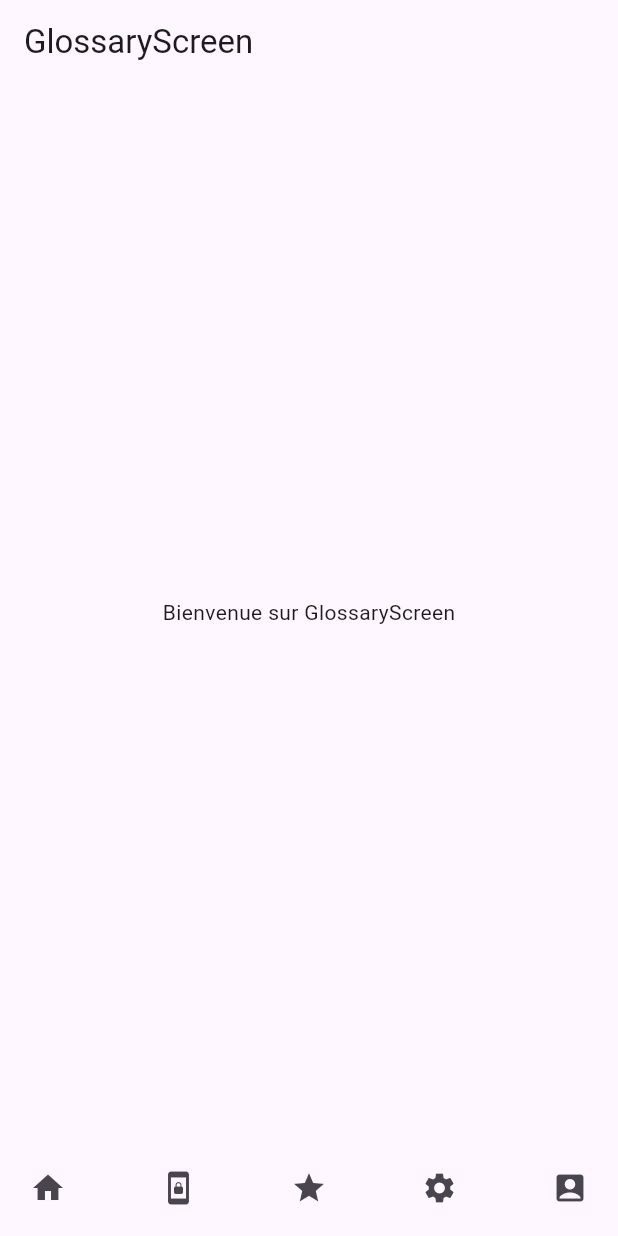
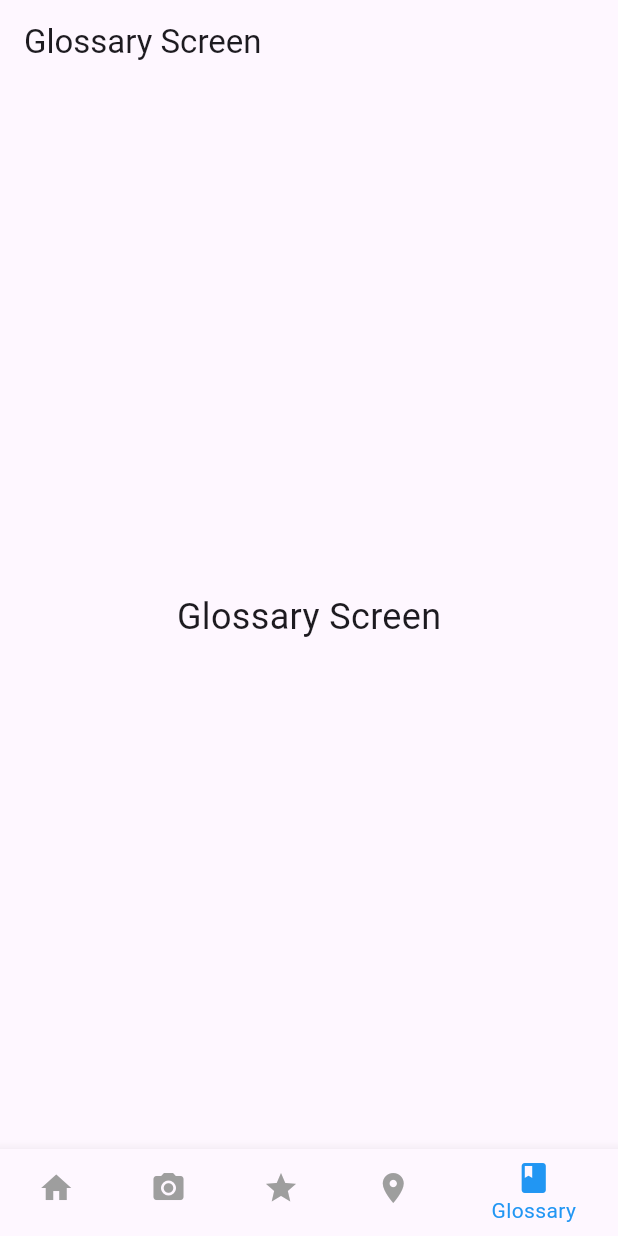
Before and after one commit to WassimKeddache/polyhx2025, a Flutter app: the screen it shows after launch, item 5 of the bottom bar chosen, on a phone screen of 412 x 824 dp. Run offline on Flutter 3.47's test engine with Material 3 defaults, Android fonts, the phone set to English and light mode, and no system bars; our stand-ins replace camera, permission_handler.

Commit message:
screen identification

```diff
--- a/fishnet/lib/main.dart
+++ b/fishnet/lib/main.dart
@@ -1,5 +1,5 @@
 import 'package:flutter/material.dart';
-import 'screens/home_screen.dart'; // Assurez-vous d'importer le HomeScreen
+import 'screens/home_screen.dart';
 
 void main() {
   runApp(MyApp());
@@ -13,7 +13,7 @@ class MyApp extends StatelessWidget {
       theme: ThemeData(
         primarySwatch: Colors.blue,
       ),
-      home: HomeScreen(), // Définir le HomeScreen comme page d'accueil
+      home: HomeScreen(),
     );
   }
 }
--- a/fishnet/lib/screens/glossary_screen.dart
+++ b/fishnet/lib/screens/glossary_screen.dart
@@ -1,11 +1,29 @@
 import 'package:flutter/material.dart';
+import '../widget/bottom_nav_bar.dart';
 
-class GlossaryScreen extends StatelessWidget {
+class GlossaryScreen extends StatefulWidget {
+  @override
+  _GlossaryScreenState createState() => _GlossaryScreenState();
+}
+
+class _GlossaryScreenState extends State<GlossaryScreen> {
+  String _glossaryText = "Glossary Screen";
+
   @override
   Widget build(BuildContext context) {
     return Scaffold(
-      appBar: AppBar(title: Text('GlossaryScreen')),
-      body: Center(child: Text('Bienvenue sur GlossaryScreen')),
+      appBar: AppBar(
+        title: Text('Glossary Screen'),
+      ),
+      body: Center(
+        child: Text(
+          _glossaryText,
+          style: TextStyle(fontSize: 24),
+        ),
+      ),
+      bottomNavigationBar: BottomNavBar(
+        selectedIndex: 4,
+      ),
     );
   }
 }
--- a/fishnet/lib/screens/home_screen.dart
+++ b/fishnet/lib/screens/home_screen.dart
@@ -1,8 +1,9 @@
 import 'package:flutter/material.dart';
+import 'identification_screen.dart';
 import 'fishbag_screen.dart';
 import 'glossary_screen.dart';
-import 'identification_screen.dart';
 import 'location_screen.dart';
+import '../widget/bottom_nav_bar.dart';
 
 class HomeScreen extends StatefulWidget {
   @override
@@ -10,65 +11,11 @@ class HomeScreen extends StatefulWidget {
 }
 
 class _HomeScreenState extends State<HomeScreen> {
-  int _selectedIndex = 0;
-
-  // Liste des écrans à afficher
-  static List<Widget> _screens = [
-    HomePage(),          // HomeScreen comme premier écran
-    IdentificationScreen(),
-    FishBagScreen(),
-    LocationScreen(),
-    GlossaryScreen(),
-  ];
-
-  void _onItemTapped(int index) {
-    setState(() {
-      _selectedIndex = index;
-    });
-  }
-
-  @override
-  Widget build(BuildContext context) {
-    return Scaffold(
-      body: _screens[_selectedIndex],  // Affiche l'écran en fonction de l'index sélectionné
-      bottomNavigationBar: Padding(
-        padding: const EdgeInsets.all(8.0),  // Espacement autour des boutons
-        child: Row(
-          mainAxisAlignment: MainAxisAlignment.spaceBetween,  // Espacement égal entre les boutons
-          children: <Widget>[
-            IconButton(
-              icon: Icon(Icons.home),
-              onPressed: () => _onItemTapped(0),  // Navigue vers Home
-            ),
-            IconButton(
-              icon: Icon(Icons.screen_lock_portrait),
-              onPressed: () => _onItemTapped(1),  // Navigue vers IdentificationScreen
-            ),
-            IconButton(
-              icon: Icon(Icons.star),
-              onPressed: () => _onItemTapped(2),  // Navigue vers FishBagScreen
-            ),
-            IconButton(
-              icon: Icon(Icons.settings),
-              onPressed: () => _onItemTapped(3),  // Navigue vers LocationScreen
-            ),
-            IconButton(
-              icon: Icon(Icons.account_box),
-              onPressed: () => _onItemTapped(4),  // Navigue vers GlossaryScreen
-            ),
-          ],
-        ),
-      ),
-    );
-  }
-}
-
-class HomePage extends StatelessWidget {
   @override
   Widget build(BuildContext context) {
     return Scaffold(
       appBar: AppBar(
-        title: Text('Page d\'accueil'),
+        title: Text('Home Page'),
       ),
       body: Center(
         child: Text(
@@ -76,6 +23,9 @@ class HomePage extends StatelessWidget {
           style: TextStyle(fontSize: 24),
         ),
       ),
+      bottomNavigationBar: BottomNavBar(
+        selectedIndex: 0,
+      ),
     );
   }
 }
--- /dev/null
+++ b/fishnet/lib/widget/bottom_nav_bar.dart
@@ -0,0 +1,77 @@
+import 'package:flutter/material.dart';
+import '../screens/identification_screen.dart';
+import '../screens/fishbag_screen.dart';
+import '../screens/glossary_screen.dart';
+import '../screens/location_screen.dart';
+import '../screens/home_screen.dart';
+
+class BottomNavBar extends StatelessWidget {
+  final int selectedIndex;
+
+  BottomNavBar({required this.selectedIndex});
+
+  @override
+  Widget build(BuildContext context) {
+    return BottomNavigationBar(
+      selectedItemColor: Colors.blue,
+      unselectedItemColor: Colors.grey,
+      currentIndex: selectedIndex,
+      onTap: (index) {
+        switch (index) {
+          case 0:
+            Navigator.pushReplacement(
+              context,
+              MaterialPageRoute(builder: (context) => HomeScreen()),
+            );
+            break;
+          case 1:
+            Navigator.pushReplacement(
+              context,
+              MaterialPageRoute(builder: (context) => IdentificationScreen()),
+            );
+            break;
+          case 2:
+            Navigator.pushReplacement(
+              context,
+              MaterialPageRoute(builder: (context) => FishBagScreen()),
+            );
+            break;
+          case 3:
+            Navigator.pushReplacement(
+              context,
+              MaterialPageRoute(builder: (context) => LocationScreen()),
+            );
+            break;
+          case 4:
+            Navigator.pushReplacement(
+              context,
+              MaterialPageRoute(builder: (context) => GlossaryScreen()),
+            );
+            break;
+        }
+      },
+      items: const <BottomNavigationBarItem>[
+        BottomNavigationBarItem(
+          icon: Icon(Icons.home),
+          label: 'Home',
+        ),
+        BottomNavigationBarItem(
+          icon: Icon(Icons.camera_alt),
+          label: 'Identification',
+        ),
+        BottomNavigationBarItem(
+          icon: Icon(Icons.star),
+          label: 'FishBag',
+        ),
+        BottomNavigationBarItem(
+          icon: Icon(Icons.location_on),
+          label: 'Location',
+        ),
+        BottomNavigationBarItem(
+          icon: Icon(Icons.book),
+          label: 'Glossary',
+        ),
+      ],
+    );
+  }
+}
--- a/fishnet/pubspec.yaml
+++ b/fishnet/pubspec.yaml
@@ -30,7 +30,8 @@ environment:
 dependencies:
   flutter:
     sdk: flutter
-
+  camera: ^0.11.1
+  permission_handler: ^11.3.1
 
   # The following adds the Cupertino Icons font to your application.
   # Use with the CupertinoIcons class for iOS style icons.
```
Also changed, not shown: fishnet/lib/screens/fishbag_screen.dart (+19 -3 lines), fishnet/lib/screens/identification_screen.dart (+89 -3 lines), fishnet/lib/screens/location_screen.dart (+19 -3 lines), 3 other files.
